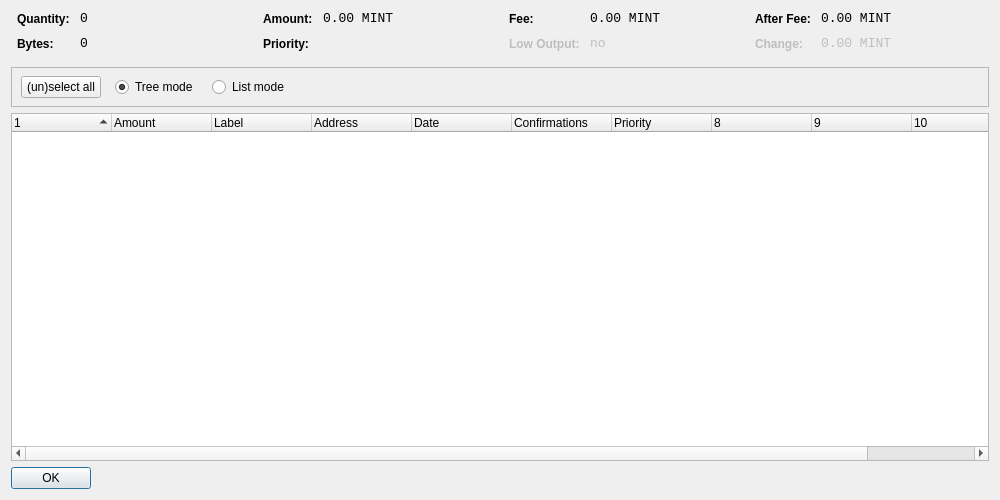
The window that src/qt/forms/coincontroldialog.ui (project-ecc/eccoin) describes before a commit, drawn with Qt 5.
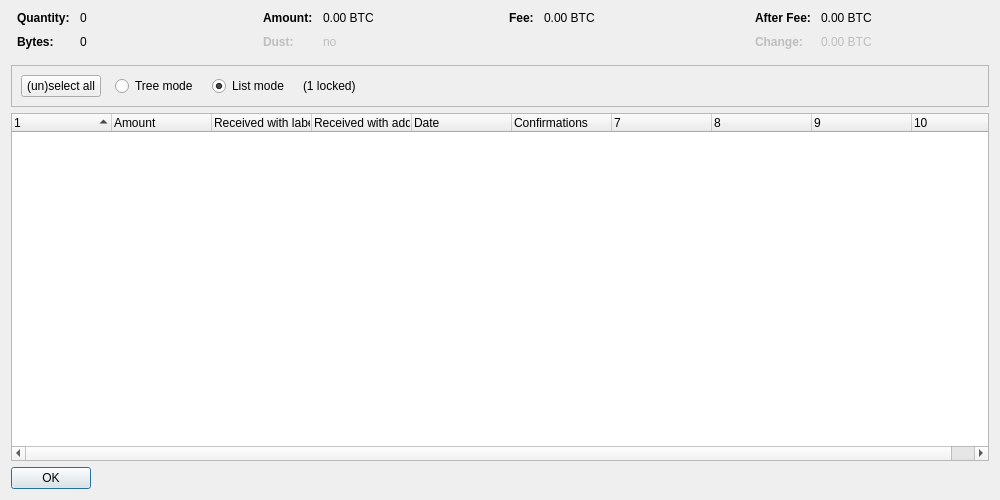
The same window after the commit. Custom widgets are drawn as their Qt base class.

```diff
--- a/src/qt/forms/coincontroldialog.ui
+++ b/src/qt/forms/coincontroldialog.ui
@@ -38,8 +38,11 @@
        </property>
        <item row="0" column="0">
         <widget class="QLabel" name="labelCoinControlQuantityText">
-         <property name="styleSheet">
-          <string notr="true">font-weight:bold;</string>
+         <property name="font">
+          <font>
+           <weight>75</weight>
+           <bold>true</bold>
+          </font>
          </property>
          <property name="text">
           <string>Quantity:</string>
@@ -48,12 +51,6 @@
        </item>
        <item row="0" column="1">
         <widget class="QLabel" name="labelCoinControlQuantity">
-         <property name="font">
-          <font>
-           <family>Monospace</family>
-           <pointsize>10</pointsize>
-          </font>
-         </property>
          <property name="cursor">
           <cursorShape>IBeamCursor</cursorShape>
          </property>
@@ -70,8 +67,11 @@
        </item>
        <item row="1" column="0">
         <widget class="QLabel" name="labelCoinControlBytesText">
-         <property name="styleSheet">
-          <string notr="true">font-weight:bold;</string>
+         <property name="font">
+          <font>
+           <weight>75</weight>
+           <bold>true</bold>
+          </font>
          </property>
          <property name="text">
           <string>Bytes:</string>
@@ -80,12 +80,6 @@
        </item>
        <item row="1" column="1">
         <widget class="QLabel" name="labelCoinControlBytes">
-         <property name="font">
-          <font>
-           <family>Monospace</family>
-           <pointsize>10</pointsize>
-          </font>
-         </property>
          <property name="cursor">
           <cursorShape>IBeamCursor</cursorShape>
          </property>
@@ -118,8 +112,11 @@
        </property>
        <item row="0" column="0">
         <widget class="QLabel" name="labelCoinControlAmountText">
-         <property name="styleSheet">
-          <string notr="true">font-weight:bold;</string>
+         <property name="font">
+          <font>
+           <weight>75</weight>
+           <bold>true</bold>
+          </font>
          </property>
          <property name="text">
           <string>Amount:</string>
@@ -128,12 +125,6 @@
        </item>
        <item row="0" column="1">
         <widget class="QLabel" name="labelCoinControlAmount">
-         <property name="font">
-          <font>
-           <family>Monospace</family>
-           <pointsize>10</pointsize>
-          </font>
-         </property>
          <property name="cursor">
           <cursorShape>IBeamCursor</cursorShape>
          </property>
@@ -141,7 +132,7 @@
           <enum>Qt::ActionsContextMenu</enum>
          </property>
          <property name="text">
-          <string>0.00 MINT</string>
+          <string notr="true">0.00 BTC</string>
          </property>
          <property name="textInteractionFlags">
           <set>Qt::LinksAccessibleByMouse|Qt::TextSelectableByKeyboard|Qt::TextSelectableByMouse</set>
@@ -149,22 +140,25 @@
         </widget>
        </item>
        <item row="1" column="0">
-        <widget class="QLabel" name="labelCoinControlPriorityText">
-         <property name="styleSheet">
-          <string notr="true">font-weight:bold;</string>
+        <widget class="QLabel" name="labelCoinControlLowOutputText">
+         <property name="enabled">
+          <bool>false</bool>
+         </property>
+         <property name="font">
+          <font>
+           <weight>75</weight>
+           <bold>true</bold>
+          </font>
          </property>
          <property name="text">
-          <string>Priority:</string>
+          <string>Dust:</string>
          </property>
         </widget>
        </item>
        <item row="1" column="1">
-        <widget class="QLabel" name="labelCoinControlPriority">
-         <property name="font">
-          <font>
-           <family>Monospace</family>
-           <pointsize>10</pointsize>
-          </font>
+        <widget class="QLabel" name="labelCoinControlLowOutput">
+         <property name="enabled">
+          <bool>false</bool>
          </property>
          <property name="cursor">
           <cursorShape>IBeamCursor</cursorShape>
@@ -173,7 +167,7 @@
           <enum>Qt::ActionsContextMenu</enum>
          </property>
          <property name="text">
-          <string/>
+          <string notr="true">no</string>
          </property>
          <property name="textInteractionFlags">
           <set>Qt::LinksAccessibleByMouse|Qt::TextSelectableByKeyboard|Qt::TextSelectableByMouse</set>
@@ -198,8 +192,11 @@
        </property>
        <item row="0" column="0">
         <widget class="QLabel" name="labelCoinControlFeeText">
-         <property name="styleSheet">
-          <string notr="true">font-weight:bold;</string>
+         <property name="font">
+          <font>
+           <weight>75</weight>
+           <bold>true</bold>
+          </font>
          </property>
          <property name="text">
           <string>Fee:</string>
@@ -208,12 +205,6 @@
        </item>
        <item row="0" column="1">
         <widget class="QLabel" name="labelCoinControlFee">
-         <property name="font">
-          <font>
-           <family>Monospace</family>
-           <pointsize>10</pointsize>
-          </font>
-         </property>
          <property name="cursor">
           <cursorShape>IBeamCursor</cursorShape>
          </property>
@@ -221,45 +212,7 @@
           <enum>Qt::ActionsContextMenu</enum>
          </property>
          <property name="text">
-          <string>0.00 MINT</string>
-         </property>
-         <property name="textInteractionFlags">
-          <set>Qt::LinksAccessibleByMouse|Qt::TextSelectableByKeyboard|Qt::TextSelectableByMouse</set>
-         </property>
-        </widget>
-       </item>
-       <item row="1" column="0">
-        <widget class="QLabel" name="labelCoinControlLowOutputText">
-         <property name="enabled">
-          <bool>false</bool>
-         </property>
-         <property name="styleSheet">
-          <string notr="true">font-weight:bold;</string>
-         </property>
-         <property name="text">
-          <string>Low Output:</string>
-         </property>
-        </widget>
-       </item>
-       <item row="1" column="1">
-        <widget class="QLabel" name="labelCoinControlLowOutput">
-         <property name="enabled">
-          <bool>false</bool>
-         </property>
-         <property name="font">
-          <font>
-           <family>Monospace</family>
-           <pointsize>10</pointsize>
-          </font>
-         </property>
-         <property name="cursor">
-          <cursorShape>IBeamCursor</cursorShape>
-         </property>
-         <property name="contextMenuPolicy">
-          <enum>Qt::ActionsContextMenu</enum>
-         </property>
-         <property name="text">
-          <string>no</string>
+          <string notr="true">0.00 BTC</string>
          </property>
          <property name="textInteractionFlags">
           <set>Qt::LinksAccessibleByMouse|Qt::TextSelectableByKeyboard|Qt::TextSelectableByMouse</set>
@@ -284,8 +237,11 @@
        </property>
        <item row="0" column="0">
         <widget class="QLabel" name="labelCoinControlAfterFeeText">
-         <property name="styleSheet">
-          <string notr="true">font-weight:bold;</string>
+         <property name="font">
+          <font>
+           <weight>75</weight>
+           <bold>true</bold>
+          </font>
          </property>
          <property name="text">
           <string>After Fee:</string>
@@ -294,12 +250,6 @@
        </item>
        <item row="0" column="1">
         <widget class="QLabel" name="labelCoinControlAfterFee">
-         <property name="font">
-          <font>
-           <family>Monospace</family>
-           <pointsize>10</pointsize>
-          </font>
-         </property>
          <property name="cursor">
           <cursorShape>IBeamCursor</cursorShape>
          </property>
@@ -307,7 +257,7 @@
           <enum>Qt::ActionsContextMenu</enum>
          </property>
          <property name="text">
-          <string>0.00 MINT</string>
+          <string notr="true">0.00 BTC</string>
          </property>
          <property name="textInteractionFlags">
           <set>Qt::LinksAccessibleByMouse|Qt::TextSelectableByKeyboard|Qt::TextSelectableByMouse</set>
@@ -319,8 +269,11 @@
          <property name="enabled">
           <bool>false</bool>
          </property>
-         <property name="styleSheet">
-          <string notr="true">font-weight:bold;</string>
+         <property name="font">
+          <font>
+           <weight>75</weight>
+           <bold>true</bold>
+          </font>
          </property>
          <property name="text">
           <string>Change:</string>
@@ -332,12 +285,6 @@
          <property name="enabled">
           <bool>false</bool>
          </property>
-         <property name="font">
-          <font>
-           <family>Monospace</family>
-           <pointsize>10</pointsize>
-          </font>
-         </property>
          <property name="cursor">
           <cursorShape>IBeamCursor</cursorShape>
          </property>
@@ -345,7 +292,7 @@
           <enum>Qt::ActionsContextMenu</enum>
          </property>
          <property name="text">
-          <string>0.00 MINT</string>
+          <string notr="true">0.00 BTC</string>
          </property>
          <property name="textInteractionFlags">
           <set>Qt::LinksAccessibleByMouse|Qt::TextSelectableByKeyboard|Qt::TextSelectableByMouse</set>
@@ -370,15 +317,8 @@
      <property name="frameShadow">
       <enum>QFrame::Sunken</enum>
      </property>
-     <widget class="QWidget" name="horizontalLayoutWidget">
-      <property name="geometry">
-       <rect>
-        <x>10</x>
-        <y>0</y>
-        <width>781</width>
-        <height>41</height>
-       </rect>
-      </property>
+     <layout class="QHBoxLayout" name="horizontalLayout">
+      <item>
       <layout class="QHBoxLayout" name="horizontalLayoutPanel" stretch="0,0,0,0,0">
        <property name="spacing">
         <number>14</number>
@@ -394,6 +334,9 @@
          <property name="text">
           <string>(un)select all</string>
          </property>
+          <property name="autoDefault">
+           <bool>false</bool>
+          </property>
         </widget>
        </item>
        <item>
@@ -407,9 +350,6 @@
          <property name="text">
           <string>Tree mode</string>
          </property>
-         <property name="checked">
-          <bool>true</bool>
-         </property>
         </widget>
        </item>
        <item>
@@ -423,6 +363,16 @@
          <property name="text">
           <string>List mode</string>
          </property>
+          <property name="checked">
+           <bool>true</bool>
+          </property>
+         </widget>
+        </item>
+        <item>
+         <widget class="QLabel" name="labelLocked">
+          <property name="text">
+           <string notr="true">(1 locked)</string>
+          </property>
         </widget>
        </item>
        <item>
@@ -439,7 +389,8 @@
         </spacer>
        </item>
       </layout>
-     </widget>
+      </item>
+     </layout>
     </widget>
    </item>
    <item>
@@ -451,7 +402,7 @@
       <bool>false</bool>
      </property>
      <property name="columnCount">
-      <number>11</number>
+      <number>10</number>
      </property>
      <attribute name="headerShowSortIndicator" stdset="0">
       <bool>true</bool>
@@ -471,12 +422,12 @@
      </column>
      <column>
       <property name="text">
-       <string>Label</string>
+       <string>Received with label</string>
       </property>
      </column>
      <column>
       <property name="text">
-       <string>Address</string>
+       <string>Received with address</string>
       </property>
      </column>
      <column>
@@ -492,11 +443,6 @@
        <string>Confirmed</string>
       </property>
      </column>
-     <column>
-      <property name="text">
-       <string>Priority</string>
-      </property>
-     </column>
      <column>
       <property name="text">
        <string/>
```
Left out of the diff: 8 changed lines with no effect on the pictures. Lines whose indentation alone changed are shown as unchanged.
